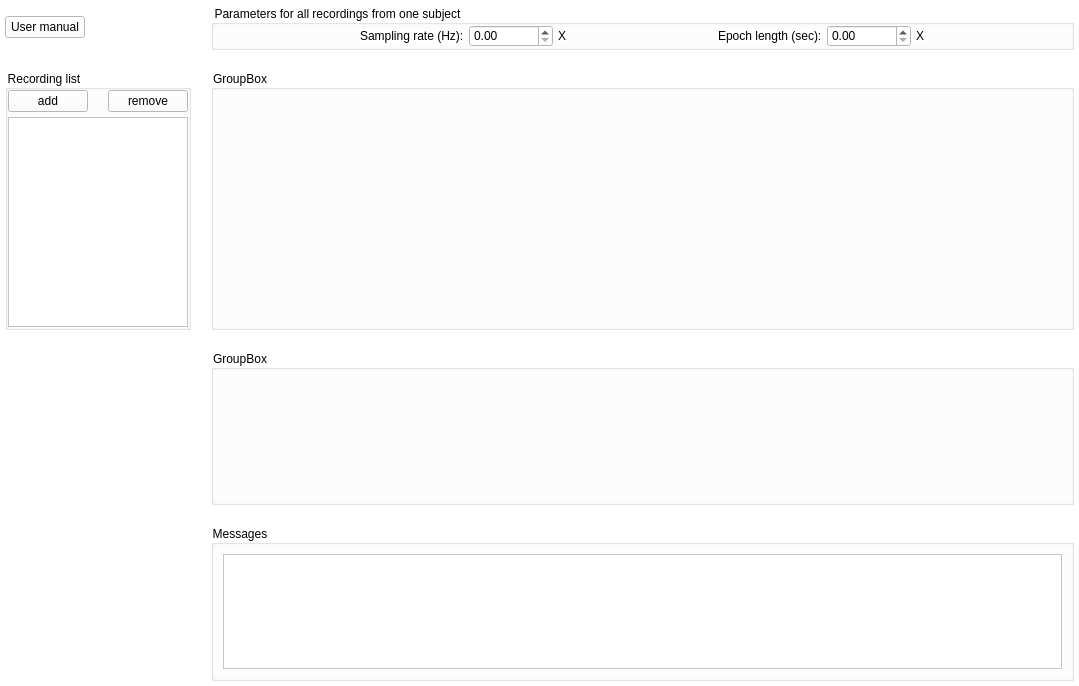
First picture: the form in accusleepy/gui/window0.ui, repository zekebarger/AccuSleePy, before the edit.
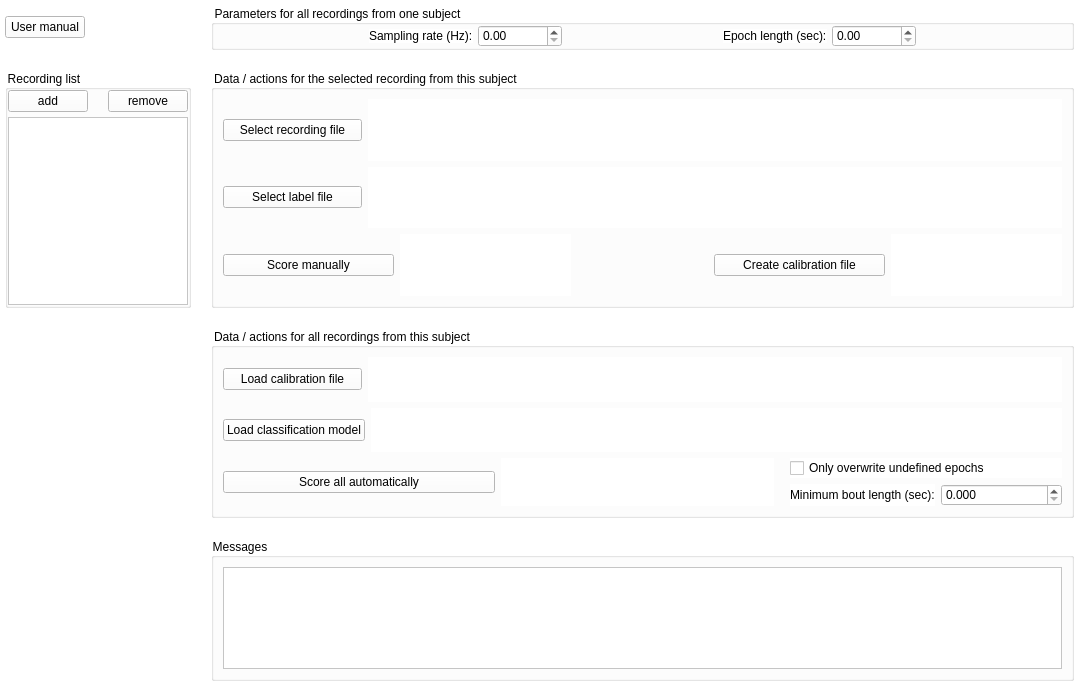
Second picture: the form after the edit.

Commit message: remainder of skeleton

```diff
--- a/accusleepy/gui/window0.ui
+++ b/accusleepy/gui/window0.ui
@@ -29,7 +29,7 @@
      <verstretch>0</verstretch>
     </sizepolicy>
    </property>
-   <layout class="QGridLayout" name="gridLayout" rowstretch="1,5,3,3" columnstretch="1,6">
+   <layout class="QGridLayout" name="gridLayout" rowstretch="1,5,4,3" columnstretch="1,6">
     <property name="leftMargin">
      <number>5</number>
     </property>
@@ -54,8 +54,112 @@
        </sizepolicy>
       </property>
       <property name="title">
-       <string>GroupBox</string>
+       <string>Data / actions for all recordings from this subject</string>
       </property>
+      <layout class="QVBoxLayout" name="verticalLayout_3">
+       <item>
+        <layout class="QHBoxLayout" name="horizontalLayout_7" stretch="1,5">
+         <item>
+          <widget class="QPushButton" name="loadcalibrationbutton">
+           <property name="text">
+            <string>Load calibration file</string>
+           </property>
+          </widget>
+         </item>
+         <item>
+          <widget class="QLabel" name="calibrationfiletext">
+           <property name="text">
+            <string/>
+           </property>
+          </widget>
+         </item>
+        </layout>
+       </item>
+       <item>
+        <layout class="QHBoxLayout" name="horizontalLayout_9" stretch="1,5">
+         <item>
+          <widget class="QPushButton" name="pushButton_2">
+           <property name="text">
+            <string>Load classification model</string>
+           </property>
+          </widget>
+         </item>
+         <item>
+          <widget class="QLabel" name="classificationmodeltext">
+           <property name="text">
+            <string/>
+           </property>
+          </widget>
+         </item>
+        </layout>
+       </item>
+       <item>
+        <layout class="QHBoxLayout" name="horizontalLayout_8">
+         <item>
+          <widget class="QPushButton" name="scoreallbutton">
+           <property name="text">
+            <string>Score all automatically</string>
+           </property>
+          </widget>
+         </item>
+         <item>
+          <widget class="QLabel" name="scoreallstatus">
+           <property name="text">
+            <string/>
+           </property>
+          </widget>
+         </item>
+         <item>
+          <spacer name="horizontalSpacer_5">
+           <property name="orientation">
+            <enum>Qt::Orientation::Horizontal</enum>
+           </property>
+           <property name="sizeType">
+            <enum>QSizePolicy::Policy::Preferred</enum>
+           </property>
+           <property name="sizeHint" stdset="0">
+            <size>
+             <width>10</width>
+             <height>5</height>
+            </size>
+           </property>
+          </spacer>
+         </item>
+         <item>
+          <layout class="QVBoxLayout" name="verticalLayout_4">
+           <item>
+            <widget class="QCheckBox" name="overwritecheckbox">
+             <property name="text">
+              <string>Only overwrite undefined epochs</string>
+             </property>
+            </widget>
+           </item>
+           <item>
+            <layout class="QHBoxLayout" name="boutlengthlayout">
+             <item>
+              <widget class="QLabel" name="boutlengthlabel">
+               <property name="text">
+                <string>Minimum bout length (sec):</string>
+               </property>
+              </widget>
+             </item>
+             <item>
+              <widget class="QDoubleSpinBox" name="boutlengthinput">
+               <property name="decimals">
+                <number>3</number>
+               </property>
+               <property name="maximum">
+                <double>1000.000000000000000</double>
+               </property>
+              </widget>
+             </item>
+            </layout>
+           </item>
+          </layout>
+         </item>
+        </layout>
+       </item>
+      </layout>
      </widget>
     </item>
     <item row="0" column="1">
@@ -93,7 +197,7 @@
         </spacer>
        </item>
        <item>
-        <layout class="QHBoxLayout" name="samplingratelayout" stretch="4,2,1">
+        <layout class="QHBoxLayout" name="samplingratelayout" stretch="4,2">
          <property name="spacing">
           <number>5</number>
          </property>
@@ -126,19 +230,6 @@
            </property>
           </widget>
          </item>
-         <item>
-          <widget class="QLabel" name="samplingrateindicator1">
-           <property name="sizePolicy">
-            <sizepolicy hsizetype="Fixed" vsizetype="Fixed">
-             <horstretch>0</horstretch>
-             <verstretch>0</verstretch>
-            </sizepolicy>
-           </property>
-           <property name="text">
-            <string>X</string>
-           </property>
-          </widget>
-         </item>
         </layout>
        </item>
        <item>
@@ -158,7 +249,7 @@
         </spacer>
        </item>
        <item>
-        <layout class="QHBoxLayout" name="epochlengthlayout" stretch="4,2,1">
+        <layout class="QHBoxLayout" name="epochlengthlayout" stretch="4,2">
          <property name="spacing">
           <number>5</number>
          </property>
@@ -191,19 +282,6 @@
            </property>
           </widget>
          </item>
-         <item>
-          <widget class="QLabel" name="epochlengthindicator1">
-           <property name="sizePolicy">
-            <sizepolicy hsizetype="Fixed" vsizetype="Fixed">
-             <horstretch>0</horstretch>
-             <verstretch>0</verstretch>
-            </sizepolicy>
-           </property>
-           <property name="text">
-            <string>X</string>
-           </property>
-          </widget>
-         </item>
         </layout>
        </item>
        <item>
@@ -307,8 +385,94 @@
        </sizepolicy>
       </property>
       <property name="title">
-       <string>GroupBox</string>
+       <string>Data / actions for the selected recording from this subject</string>
       </property>
+      <layout class="QVBoxLayout" name="verticalLayout_2">
+       <item>
+        <layout class="QHBoxLayout" name="horizontalLayout_4" stretch="1,5">
+         <item>
+          <widget class="QPushButton" name="recordingfilebutton">
+           <property name="text">
+            <string>Select recording file</string>
+           </property>
+          </widget>
+         </item>
+         <item>
+          <widget class="QLabel" name="recordingfiletext">
+           <property name="text">
+            <string/>
+           </property>
+          </widget>
+         </item>
+        </layout>
+       </item>
+       <item>
+        <layout class="QHBoxLayout" name="horizontalLayout_6" stretch="1,5">
+         <item>
+          <widget class="QPushButton" name="labelfilebutton">
+           <property name="text">
+            <string>Select label file</string>
+           </property>
+          </widget>
+         </item>
+         <item>
+          <widget class="QLabel" name="labelfiletext">
+           <property name="text">
+            <string/>
+           </property>
+          </widget>
+         </item>
+        </layout>
+       </item>
+       <item>
+        <layout class="QHBoxLayout" name="horizontalLayout_5" stretch="5,5,4,5,5">
+         <item>
+          <widget class="QPushButton" name="pushButton_3">
+           <property name="text">
+            <string>Score manually</string>
+           </property>
+          </widget>
+         </item>
+         <item>
+          <widget class="QLabel" name="manualscorestatus">
+           <property name="text">
+            <string/>
+           </property>
+          </widget>
+         </item>
+         <item>
+          <spacer name="horizontalSpacer_4">
+           <property name="orientation">
+            <enum>Qt::Orientation::Horizontal</enum>
+           </property>
+           <property name="sizeType">
+            <enum>QSizePolicy::Policy::Preferred</enum>
+           </property>
+           <property name="sizeHint" stdset="0">
+            <size>
+             <width>10</width>
+             <height>5</height>
+            </size>
+           </property>
+          </spacer>
+         </item>
+         <item>
+          <widget class="QPushButton" name="pushButton">
+           <property name="text">
+            <string>Create calibration file</string>
+           </property>
+          </widget>
+         </item>
+         <item>
+          <widget class="QLabel" name="calibrationstatus">
+           <property name="text">
+            <string/>
+           </property>
+          </widget>
+         </item>
+        </layout>
+       </item>
+      </layout>
      </widget>
     </item>
     <item row="0" column="0">
```
Left out of the diff: 2 changed lines with no effect on the pictures. The commit also changes 1 other file.
